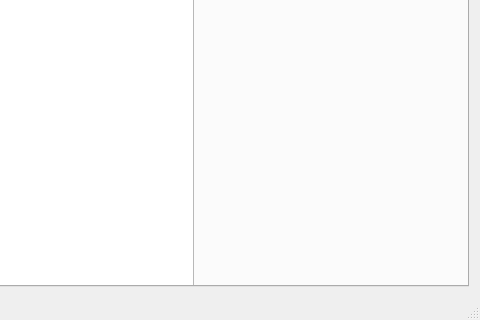
The window that mainwindow.ui (JanusErasmus/qt-finance) describes before a commit, drawn with Qt 5; both pictures show x 160 to 640 and y 157 to 477 of the 640 by 477 pixel window.
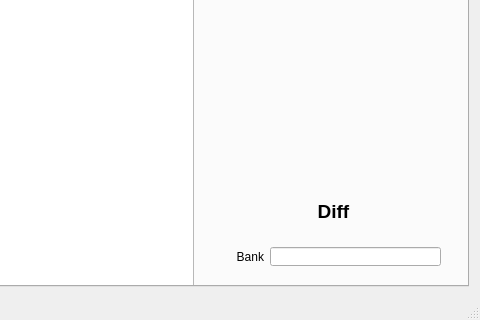
The same window after the commit.

The edit to the form file:
```diff
--- a/mainwindow.ui
+++ b/mainwindow.ui
@@ -37,6 +37,63 @@
          </rect>
         </property>
        </widget>
+       <widget class="QWidget" name="horizontalLayoutWidget">
+        <property name="geometry">
+         <rect>
+          <x>360</x>
+          <y>320</y>
+          <width>239</width>
+          <height>41</height>
+         </rect>
+        </property>
+        <layout class="QHBoxLayout" name="bankLayout">
+         <item>
+          <widget class="QLabel" name="bankLabel">
+           <property name="minimumSize">
+            <size>
+             <width>40</width>
+             <height>0</height>
+            </size>
+           </property>
+           <property name="text">
+            <string>Bank</string>
+           </property>
+           <property name="alignment">
+            <set>Qt::AlignRight|Qt::AlignTrailing|Qt::AlignVCenter</set>
+           </property>
+          </widget>
+         </item>
+         <item>
+          <widget class="QLineEdit" name="bankEdit"/>
+         </item>
+        </layout>
+       </widget>
+       <widget class="QLabel" name="diffLabel">
+        <property name="enabled">
+         <bool>true</bool>
+        </property>
+        <property name="geometry">
+         <rect>
+          <x>370</x>
+          <y>285</y>
+          <width>221</width>
+          <height>21</height>
+         </rect>
+        </property>
+        <property name="font">
+         <font>
+          <pointsize>14</pointsize>
+          <weight>75</weight>
+          <bold>true</bold>
+         </font>
+        </property>
+        <property name="text">
+         <string>Diff</string>
+        </property>
+        <property name="alignment">
+         <set>Qt::AlignCenter</set>
+        </property>
+       </widget>
       </widget>
       <widget class="QWidget" name="transactionTab">
        <property name="contextMenuPolicy">
```
Left out of the diff: 32 changed lines with no effect on the pictures.
